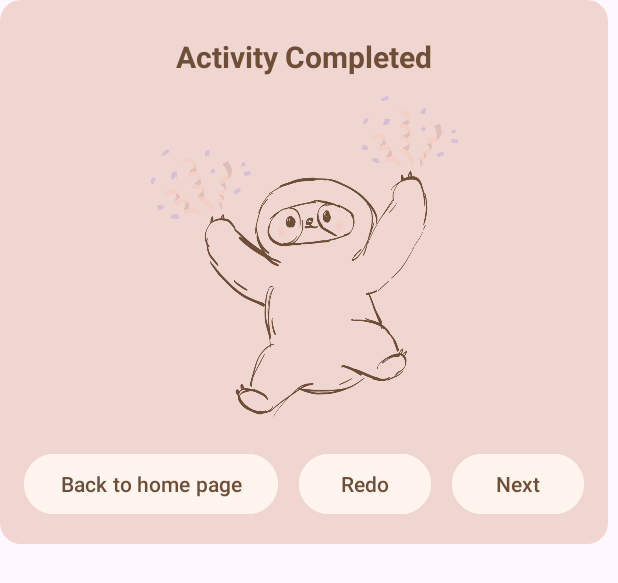
After one commit to NaiKha/Nightshade, an Android app: the layout movement_dialog.xml on its own in the app's theme, with its tools: preview values and no code run, on a phone screen of 412 x 824 dp. The commit adds this screen. Shown: the top 583 px of the screen. Run offline under Robolectric (Android 15) with nearby library versions, the phone set to English and light mode, and no system bars.

Commit message:
Little design changes in step_counter, alert dialog functionality is now implemented

```diff
--- a/app/src/main/res/drawable/custom_progress.xml
+++ b/app/src/main/res/drawable/custom_progress.xml
@@ -9,7 +9,7 @@
     <item android:id="@android:id/progress">
         <clip>
             <shape>
-                <solid android:color="#816450" /> <!-- Progress color -->
+                <solid android:color="#a8857f" /> <!-- Progress colorDEAD9F -->
                 <corners android:radius="20dp" />
             </shape>
         </clip>
--- /dev/null
+++ b/app/src/main/res/drawable/custom_shape.xml
@@ -0,0 +1,8 @@
+<?xml version="1.0" encoding="utf-8"?>
+<shape xmlns:android="http://schemas.android.com/apk/res/android"
+    android:shape="rectangle">
+
+    <solid android:color="#F0D6D0" />
+    <corners android:radius="14dp" />
+
+</shape>
--- /dev/null
+++ b/app/src/main/res/layout/alert_dialog.xml
@@ -0,0 +1,6 @@
+<?xml version="1.0" encoding="utf-8"?>
+<LinearLayout xmlns:android="http://schemas.android.com/apk/res/android"
+    android:layout_width="match_parent"
+    android:layout_height="match_parent">
+
+</LinearLayout>
--- /dev/null
+++ b/app/src/main/res/layout/movement_dialog.xml
@@ -0,0 +1,84 @@
+<?xml version="1.0" encoding="utf-8"?>
+<androidx.constraintlayout.widget.ConstraintLayout xmlns:android="http://schemas.android.com/apk/res/android"
+    xmlns:app="http://schemas.android.com/apk/res-auto"
+    xmlns:tools="http://schemas.android.com/tools"
+    android:layout_width="405dp"
+    android:layout_height="wrap_content"
+    android:id="@+id/completeConstraintLayout"
+    android:background="@drawable/custom_shape"
+
+    android:padding="16dp">
+
+    <TextView
+        android:id="@+id/activityCompleted"
+        android:layout_width="0dp"
+        android:layout_height="wrap_content"
+        android:text="Activity Completed"
+        android:textColor="#6E4E37"
+        android:textSize="20sp"
+        android:gravity="center"
+        android:textStyle="bold"
+        android:padding="8dp"
+        app:layout_constraintTop_toTopOf="parent"
+        app:layout_constraintStart_toStartOf="parent"
+        app:layout_constraintEnd_toEndOf="parent" />
+
+
+    <ImageView
+        android:id="@+id/successImage"
+        android:layout_width="206dp"
+        android:layout_height="223dp"
+        android:src="@drawable/konfetti"
+        app:layout_constraintEnd_toEndOf="parent"
+        app:layout_constraintStart_toStartOf="parent"
+        app:layout_constraintTop_toBottomOf="@+id/activityCompleted" />
+
+    <Button
+        android:id="@+id/goToHome"
+        android:layout_width="wrap_content"
+        android:layout_height="wrap_content"
+        android:layout_marginTop="16dp"
+        android:backgroundTint="#fff5ee"
+        android:text="Back to home page"
+        android:textColor="#6E4E37"
+        android:textSize="14sp"
+        app:layout_constraintBottom_toBottomOf="parent"
+        app:layout_constraintEnd_toEndOf="parent"
+        app:layout_constraintHorizontal_bias="0.0"
+        app:layout_constraintStart_toStartOf="parent"
+        app:layout_constraintTop_toBottomOf="@id/successImage"
+        app:layout_constraintVertical_bias="0.0" />
+
+    <Button
+        android:id="@+id/redo"
+        android:layout_width="wrap_content"
+        android:layout_height="wrap_content"
+        android:layout_marginTop="16dp"
+        android:backgroundTint="#fff5ee"
+        android:text="Redo"
+        android:textColor="#6E4E37"
+        android:textSize="14sp"
+        app:layout_constraintBottom_toBottomOf="parent"
+        app:layout_constraintEnd_toEndOf="parent"
+        app:layout_constraintHorizontal_bias="0.642"
+        app:layout_constraintStart_toStartOf="parent"
+        app:layout_constraintTop_toBottomOf="@id/successImage"
+        app:layout_constraintVertical_bias="0.0" />
+
+    <Button
+        android:id="@+id/next"
+        android:layout_width="wrap_content"
+        android:layout_height="wrap_content"
+        android:layout_marginTop="16dp"
+        android:backgroundTint="#fff5ee"
+        android:text="Next"
+        android:textColor="#6E4E37"
+        android:textSize="14sp"
+        app:layout_constraintBottom_toBottomOf="parent"
+        app:layout_constraintEnd_toEndOf="parent"
+        app:layout_constraintHorizontal_bias="1.0"
+        app:layout_constraintStart_toStartOf="parent"
+        app:layout_constraintTop_toBottomOf="@id/successImage"
+        app:layout_constraintVertical_bias="0.0" />
+
+</androidx.constraintlayout.widget.ConstraintLayout>
```
Also changed, not shown: app/src/main/java/com/example/nightshade/StepCounter.java (+38 -2 lines), app/src/main/res/layout/activity_step_counter.xml (+29 -3 lines).
